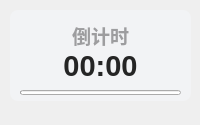
RinLit-233-shiroko/Class-Widgets, file ui/default/widget-countdown.ui: the form before one commit.
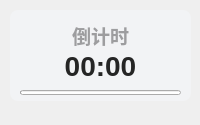
The form after the commit. Custom widgets are drawn as their Qt base class.

```diff
--- a/ui/default/widget-countdown.ui
+++ b/ui/default/widget-countdown.ui
@@ -102,7 +102,7 @@
    <property name="font">
     <font>
      <family>Microsoft YaHei UI</family>
-     <pointsize>22</pointsize>
+     <pointsize>21</pointsize>
      <weight>75</weight>
      <bold>true</bold>
     </font>
```
